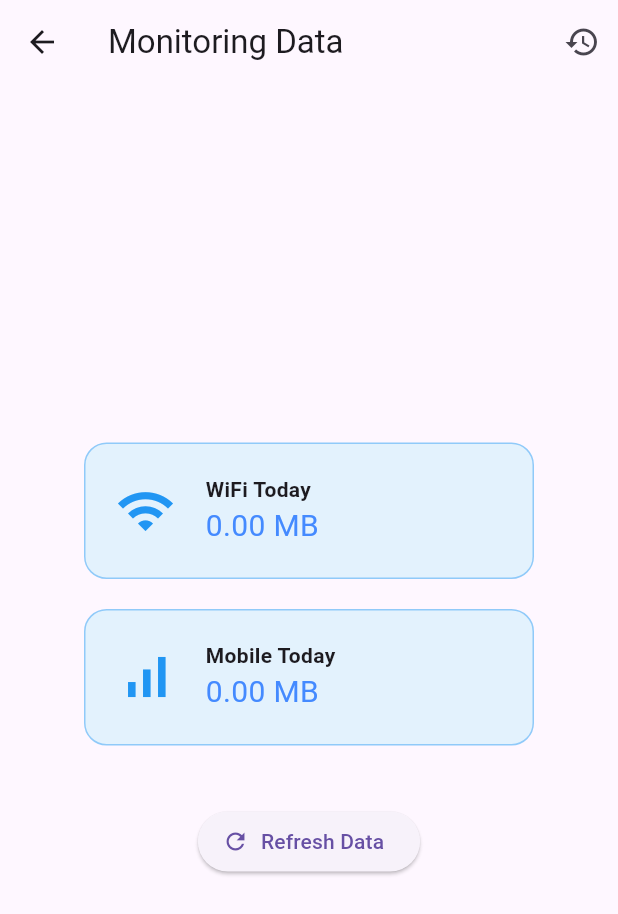
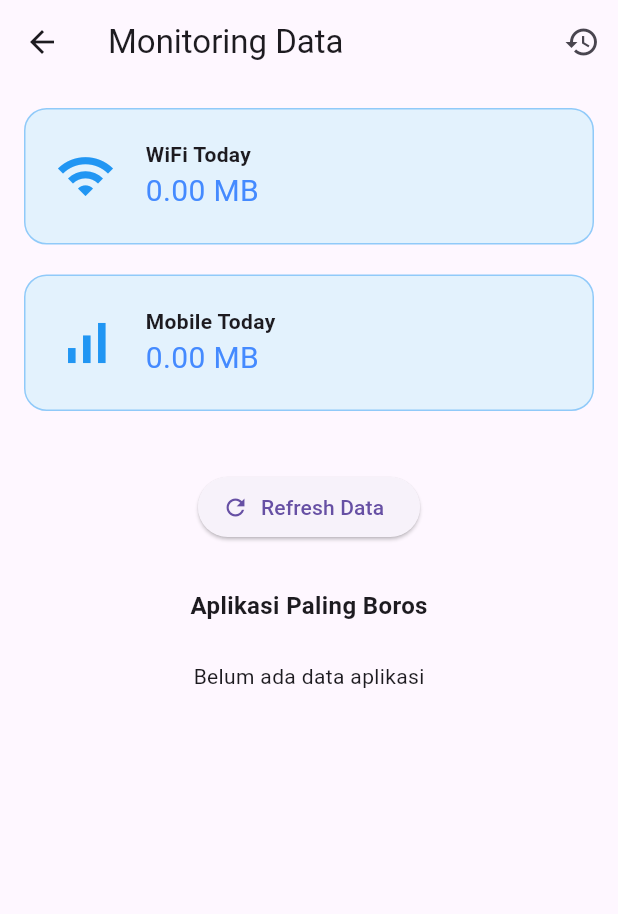
Before and after one commit to adinda-putri144/limit_kuota-main, a Flutter app: the Network screen opened directly, after a tap on "Refresh Data", on a phone screen of 412 x 824 dp. Shown: the top 914 px of the screen. Run offline on Flutter 3.47's test engine with Material 3 defaults, Android fonts, the phone set to English and light mode, and no system bars; our stand-ins replace fl_chart, shared_preferences, sqflite; missing offline and left inert: android_intent_plus; accounts and stored records are empty.

Commit message:
ega dan safitri

```diff
--- /dev/null
+++ b/devtools_options.yaml
@@ -0,0 +1,3 @@
+description: This file stores settings for Dart & Flutter DevTools.
+documentation: https://docs.flutter.dev/tools/devtools/extensions#configure-extension-enablement-states
+extensions:
--- a/lib/src/features/monitoring/network_page.dart
+++ b/lib/src/features/monitoring/network_page.dart
@@ -1,9 +1,11 @@
 import 'package:flutter/material.dart';
 import 'package:flutter/services.dart';
-import 'package:intl/intl.dart'; // Import intl untuk format tanggal
-import 'package:limit_kuota/src/core/data/database_helper.dart'; // Import Database Helper
+import 'package:intl/intl.dart';
+
+import 'package:limit_kuota/src/core/data/database_helper.dart';
 import 'package:limit_kuota/src/core/services/intent_helper.dart';
-import 'package:limit_kuota/src/features/monitoring/history_page.dart'; // Import History Page
+import 'package:limit_kuota/src/features/monitoring/history_page.dart';
+import 'package:limit_kuota/src/features/monitoring/widgets/app_usage_list.dart';
 
 class Network extends StatefulWidget {
   const Network({super.key});
@@ -20,31 +22,27 @@ class _NetworkState extends State<Network> {
 
   Future<void> fetchUsage() async {
     try {
-      // Sekarang result adalah Map
-      final Map<dynamic, dynamic> result = await platform.invokeMethod(
-        'getTodayUsage',
-      );
+      final Map<dynamic, dynamic> result =
+          await platform.invokeMethod('getTodayUsage');
 
-      // --- LOGIKA PENYIMPANAN KE SQLITE ---
-      // Ambil tanggal hari ini dalam format YYYY-MM-DD
       String todayDate = DateFormat('yyyy-MM-dd').format(DateTime.now());
 
-      // Ambil nilai integer (raw bytes) dari result
       int wifiBytes = result['wifi'] ?? 0;
       int mobileBytes = result['mobile'] ?? 0;
 
-      // Simpan ke database (akan update jika tanggal hari ini sudah ada)
       await DatabaseHelper.instance.insertOrUpdate(
         todayDate,
         wifiBytes,
         mobileBytes,
       );
-      // ------------------------------------
 
       setState(() {
-        wifiUsage = _formatBytes(result['wifi']);
-        mobileUsage = _formatBytes(result['mobile']);
+        wifiUsage = _formatBytes(wifiBytes);
+        mobileUsage = _formatBytes(mobileBytes);
       });
+
+      // Cek limit kuota setelah update
+      checkLimitAndWarn(wifiBytes + mobileBytes);
     } on PlatformException catch (e) {
       if (e.code == "PERMISSION_DENIED") {
         _showPermissionDialog();
@@ -62,8 +60,7 @@ class _NetworkState extends State<Network> {
   }
 
   Future<void> checkLimitAndWarn(int currentUsage) async {
-    // 1024 MB dalam Bytes
-    int limitInBytes = 1024 * 1024 * 1024;
+    int limitInBytes = 1024 * 1024 * 1024; // 1 GB contoh
 
     if (currentUsage >= limitInBytes) {
       showDialog(
@@ -71,8 +68,7 @@ class _NetworkState extends State<Network> {
         builder: (context) => AlertDialog(
           title: const Text("Batas Kuota Tercapai!"),
           content: const Text(
-            "Penggunaan data Anda sudah mencapai mencapai limit. "
-            "Sistem Android tidak mengizinkan aplikasi mematikan internet secara otomatis. "
+            "Penggunaan data Anda sudah mencapai limit.\n\n"
             "Silakan aktifkan 'Set Data Limit' di pengaturan sistem agar koneksi terputus otomatis.",
           ),
           actions: [
@@ -105,7 +101,6 @@ class _NetworkState extends State<Network> {
       appBar: AppBar(
         title: const Text('Monitoring Data'),
         actions: [
-          // Tombol untuk menuju halaman History
           IconButton(
             icon: const Icon(Icons.history),
             onPressed: () {
@@ -117,20 +112,34 @@ class _NetworkState extends State<Network> {
           ),
         ],
       ),
-      body: Center(
+      body: SingleChildScrollView(
+        child: Padding(
+          padding: const EdgeInsets.all(16),
           child: Column(
-          mainAxisAlignment: MainAxisAlignment.center,
             children: [
               _usageCard("WiFi Today", wifiUsage, Icons.wifi),
               const SizedBox(height: 20),
-            _usageCard("Mobile Today", mobileUsage, Icons.signal_cellular_alt),
+              _usageCard(
+                  "Mobile Today", mobileUsage, Icons.signal_cellular_alt),
               const SizedBox(height: 40),
+
               ElevatedButton.icon(
                 onPressed: fetchUsage,
                 icon: const Icon(Icons.refresh),
                 label: const Text('Refresh Data'),
               ),
+
+              const SizedBox(height: 30),
+
+              const Text(
+                "Aplikasi Paling Boros",
+                style: TextStyle(fontSize: 16, fontWeight: FontWeight.bold),
+              ),
+              const SizedBox(height: 10),
+
+              const AppUsageList(),
             ],
+          ),
         ),
       ),
     );
@@ -138,7 +147,7 @@ class _NetworkState extends State<Network> {
 
   Widget _usageCard(String title, String value, IconData icon) {
     return Container(
-      width: 300,
+      width: double.infinity,
       padding: const EdgeInsets.all(20),
       decoration: BoxDecoration(
         color: Colors.blue.shade50,
@@ -155,7 +164,8 @@ class _NetworkState extends State<Network> {
               Text(title, style: const TextStyle(fontWeight: FontWeight.bold)),
               Text(
                 value,
-                style: const TextStyle(fontSize: 20, color: Colors.blueAccent),
+                style:
+                    const TextStyle(fontSize: 20, color: Colors.blueAccent),
               ),
             ],
           ),
@@ -167,13 +177,13 @@ class _NetworkState extends State<Network> {
   void _showPermissionDialog() {
     showDialog(
       context: context,
-      barrierDismissible: false, // User harus menekan tombol
+      barrierDismissible: false,
       builder: (BuildContext context) {
         return AlertDialog(
           title: const Text("Izin Diperlukan"),
           content: const Text(
-            "Aplikasi membutuhkan izin 'Akses Penggunaan' untuk membaca statistik data internet di perangkat Anda.\n\n"
-            "Silakan aktifkan izin untuk aplikasi ini di halaman pengaturan yang akan terbuka.",
+            "Aplikasi membutuhkan izin 'Akses Penggunaan'.\n\n"
+            "Silakan aktifkan izin di halaman pengaturan.",
           ),
           actions: [
             TextButton(
@@ -183,8 +193,6 @@ class _NetworkState extends State<Network> {
             ElevatedButton(
               onPressed: () {
                 Navigator.pop(context);
-                // Memanggil kembali fetchUsage akan memicu Kotlin
-                // untuk membuka halaman pengaturan lagi
                 fetchUsage();
               },
               child: const Text("Buka Pengaturan"),
--- /dev/null
+++ b/lib/src/features/monitoring/services/app_usage_service.dart
@@ -0,0 +1,11 @@
+import 'package:flutter/services.dart';
+
+class AppUsageService {
+  static const MethodChannel _channel =
+      MethodChannel('app.usage.stats');
+
+  static Future<List<dynamic>> getUsage() async {
+    final data = await _channel.invokeMethod('getAppUsage');
+    return data;
+  }
+}
--- /dev/null
+++ b/lib/src/features/monitoring/widgets/app_usage_list.dart
@@ -0,0 +1,54 @@
+import 'package:flutter/material.dart';
+import 'package:flutter/services.dart';
+
+class AppUsageList extends StatefulWidget {
+  const AppUsageList({super.key});
+
+  @override
+  State<AppUsageList> createState() => _AppUsageListState();
+}
+
+class _AppUsageListState extends State<AppUsageList> {
+  static const platform = MethodChannel('limit_kuota/channel');
+
+  List<dynamic> apps = [];
+
+  @override
+  void initState() {
+    super.initState();
+    loadApps();
+  }
+
+  Future<void> loadApps() async {
+    final result = await platform.invokeMethod('getAppUsage');
+    setState(() {
+      apps = result;
+    });
+  }
+
+  String formatBytes(int bytes) {
+    double mb = bytes / (1024 * 1024);
+    if (mb > 1024) return "${(mb / 1024).toStringAsFixed(2)} GB";
+    return "${mb.toStringAsFixed(2)} MB";
+  }
+
+  @override
+  Widget build(BuildContext context) {
+    if (apps.isEmpty) {
+      return const Padding(
+        padding: EdgeInsets.all(16),
+        child: Text("Belum ada data aplikasi"),
+      );
+    }
+
+    return Column(
+      children: apps.map((app) {
+        return ListTile(
+          leading: const Icon(Icons.apps, color: Colors.blue),
+          title: Text(app['appName']),
+          trailing: Text(formatBytes(app['bytes'])),
+        );
+      }).toList(),
+    );
+  }
+}
```
Also changed, not shown: lib/src/features/monitoring/history_page.dart (+39 -6 lines), 3 other files. Lines whose indentation alone changed are shown as unchanged.
